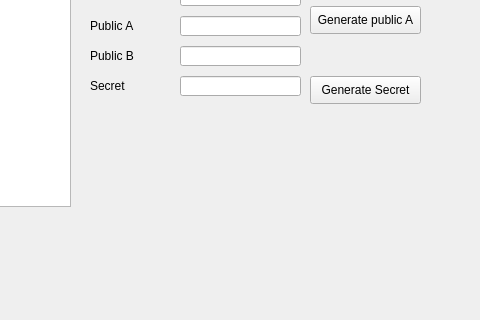
Nerolans/CrySec, file GUI/Gui.ui: the form before one commit; both pictures show x 270 to 750 and y 254 to 574 of the 1264 by 912 pixel window.
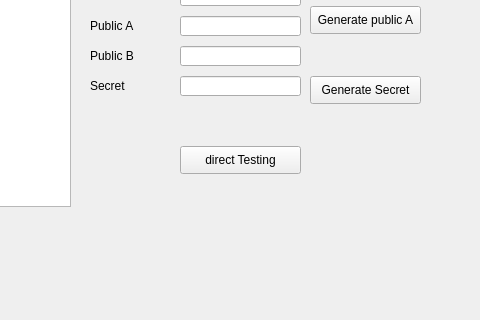
The form after the commit.

What changed in the file:
```diff
--- a/GUI/Gui.ui
+++ b/GUI/Gui.ui
@@ -1166,6 +1166,19 @@
         <string>Connect</string>
        </property>
       </widget>
+      <widget class="QPushButton" name="btn_DiffHel_part1_Send_2">
+       <property name="geometry">
+        <rect>
+         <x>110</x>
+         <y>280</y>
+         <width>121</width>
+         <height>28</height>
+        </rect>
+       </property>
+       <property name="text">
+        <string>direct Testing</string>
+       </property>
+      </widget>
      </widget>
     </widget>
     <widget class="QWidget" name="page_4">
```
